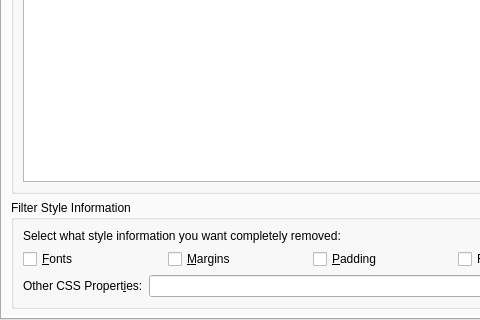
First picture: the form in src/calibre/gui2/convert/look_and_feel.ui, repository kovidgoyal/calibre, before the edit; both pictures show x 0 to 480 and y 299 to 619 of the 765 by 619 pixel window.
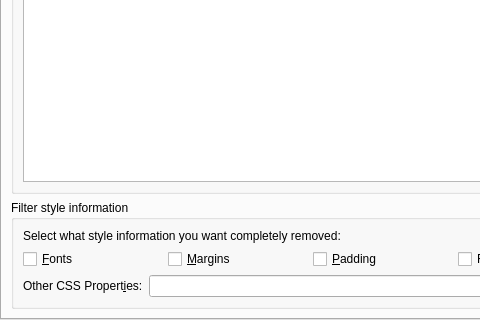
Second picture: the form after the edit. The open tabs and pages were chosen to show the change. Icons and pictures are not drawn. Custom widgets are drawn as their Qt base class.

```diff
--- a/src/calibre/gui2/convert/look_and_feel.ui
+++ b/src/calibre/gui2/convert/look_and_feel.ui
@@ -382,7 +382,7 @@
        <item>
         <widget class="QGroupBox" name="opt_filter_css">
          <property name="title">
-          <string>Filter Style Information</string>
+          <string>Filter style information</string>
          </property>
          <layout class="QVBoxLayout" name="verticalLayout_3">
           <item>
```
